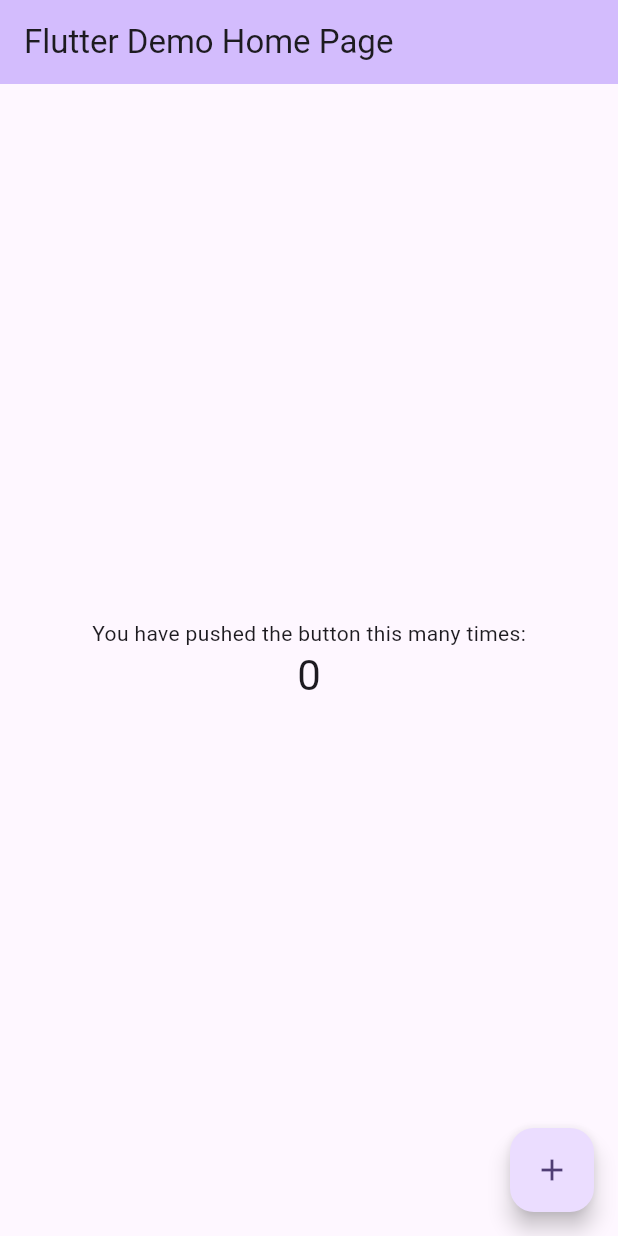
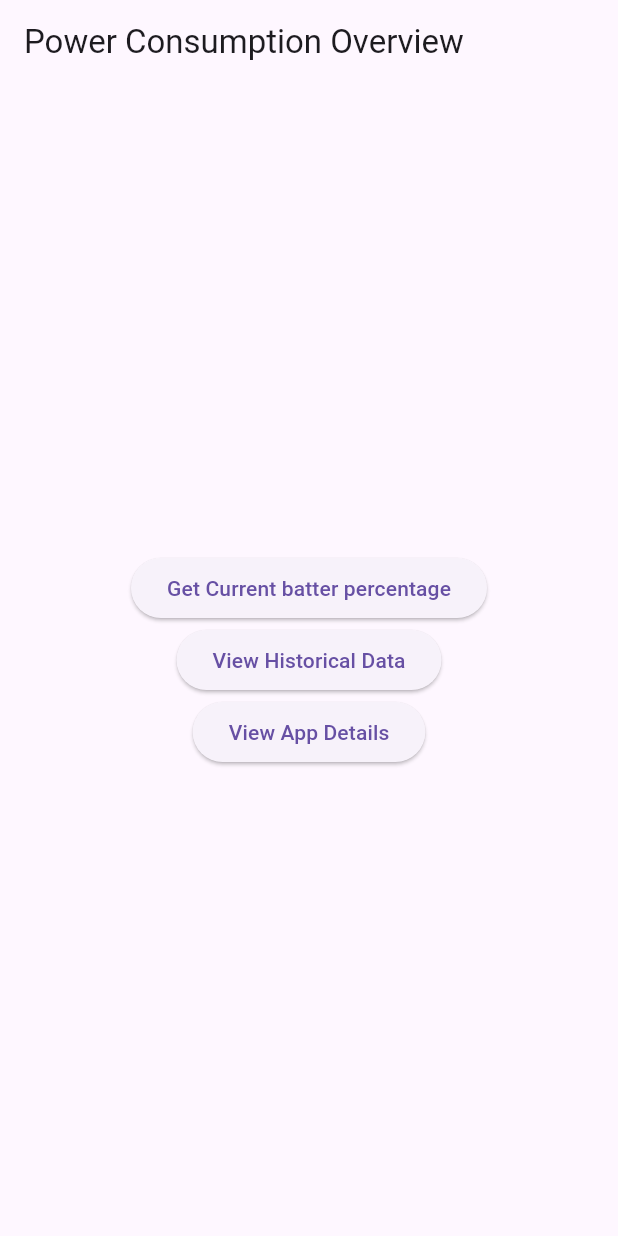
Before and after one commit to miguelito4111/batterytracker, a Flutter app: the screen it shows after launch, on a phone screen of 412 x 824 dp. Run offline on Flutter 3.47's test engine with Material 3 defaults, Android fonts, the phone set to English and light mode, and no system bars.

Commit message:
added main screen, app screen, historical data screen, settings for app usage in android, adjusted androidmanifest.xml
app screen, and historical screen are currently just templates for whoever wants to work on it, they can finish it up. MainActivity.kt contains the permissions for obtaining app usage, same for the AndroidManifest.xml

```diff
--- /dev/null
+++ b/lib/app_details_screen.dart
@@ -0,0 +1,13 @@
+import 'package:flutter/material.dart';
+
+class AppDetailsScreen extends StatelessWidget { //will display app name , and app icon(if possible) and will show their estimated battery usage
+  @override
+  Widget build(BuildContext context) {
+    return Scaffold(
+      appBar: AppBar(title: Text('App Details')),
+      body: Center(
+        child: Text('Details about app usage will be displayed here.'),
+      ),
+    );
+  }
+}
--- a/lib/main.dart
+++ b/lib/main.dart
@@ -1,125 +1,23 @@
 import 'package:flutter/material.dart';
+import 'main_screen.dart';
+import 'historical_data_screen.dart';
+import 'app_details_screen.dart';
 
 void main() {
-  runApp(const MyApp());
+  runApp(MyApp());
 }
 
 class MyApp extends StatelessWidget {
-  const MyApp({super.key});
-
-  // This widget is the root of your application.
   @override
-  Widget build(BuildContext context) {
+  Widget build(BuildContext context) { //navigation builder, chooses what screen the app will initialize on
     return MaterialApp(
-      title: 'Flutter Demo',
-      theme: ThemeData(
-        // This is the theme of your application.
-        //
-        // TRY THIS: Try running your application with "flutter run". You'll see
-        // the application has a purple toolbar. Then, without quitting the app,
-        // try changing the seedColor in the colorScheme below to Colors.green
-        // and then invoke "hot reload" (save your changes or press the "hot
-        // reload" button in a Flutter-supported IDE, or press "r" if you used
-        // the command line to start the app).
-        //
-        // Notice that the counter didn't reset back to zero; the application
-        // state is not lost during the reload. To reset the state, use hot
-        // restart instead.
-        //
-        // This works for code too, not just values: Most code changes can be
-        // tested with just a hot reload.
-        colorScheme: ColorScheme.fromSeed(seedColor: Colors.deepPurple),
-        useMaterial3: true,
-      ),
-      home: const MyHomePage(title: 'Flutter Demo Home Page'),
+      title: 'Power Monitor',
+      initialRoute: '/',
+      routes: {
+        '/': (context) => MainScreen(),
+        '/historical': (context) => HistoricalDataScreen(),
+        '/details': (context) => AppDetailsScreen(),
+      },
     );
   }
 }
-
-class MyHomePage extends StatefulWidget {
-  const MyHomePage({super.key, required this.title});
-
-  // This widget is the home page of your application. It is stateful, meaning
-  // that it has a State object (defined below) that contains fields that affect
-  // how it looks.
-
-  // This class is the configuration for the state. It holds the values (in this
-  // case the title) provided by the parent (in this case the App widget) and
-  // used by the build method of the State. Fields in a Widget subclass are
-  // always marked "final".
-
-  final String title;
-
-  @override
-  State<MyHomePage> createState() => _MyHomePageState();
-}
-
-class _MyHomePageState extends State<MyHomePage> {
-  int _counter = 0;
-
-  void _incrementCounter() {
-    setState(() {
-      // This call to setState tells the Flutter framework that something has
-      // changed in this State, which causes it to rerun the build method below
-      // so that the display can reflect the updated values. If we changed
-      // _counter without calling setState(), then the build method would not be
-      // called again, and so nothing would appear to happen.
-      _counter++;
-    });
-  }
-
-  @override
-  Widget build(BuildContext context) {
-    // This method is rerun every time setState is called, for instance as done
-    // by the _incrementCounter method above.
-    //
-    // The Flutter framework has been optimized to make rerunning build methods
-    // fast, so that you can just rebuild anything that needs updating rather
-    // than having to individually change instances of widgets.
-    return Scaffold(
-      appBar: AppBar(
-        // TRY THIS: Try changing the color here to a specific color (to
-        // Colors.amber, perhaps?) and trigger a hot reload to see the AppBar
-        // change color while the other colors stay the same.
-        backgroundColor: Theme.of(context).colorScheme.inversePrimary,
-        // Here we take the value from the MyHomePage object that was created by
-        // the App.build method, and use it to set our appbar title.
-        title: Text(widget.title),
-      ),
-      body: Center(
-        // Center is a layout widget. It takes a single child and positions it
-        // in the middle of the parent.
-        child: Column(
-          // Column is also a layout widget. It takes a list of children and
-          // arranges them vertically. By default, it sizes itself to fit its
-          // children horizontally, and tries to be as tall as its parent.
-          //
-          // Column has various properties to control how it sizes itself and
-          // how it positions its children. Here we use mainAxisAlignment to
-          // center the children vertically; the main axis here is the vertical
-          // axis because Columns are vertical (the cross axis would be
-          // horizontal).
-          //
-          // TRY THIS: Invoke "debug painting" (choose the "Toggle Debug Paint"
-          // action in the IDE, or press "p" in the console), to see the
-          // wireframe for each widget.
-          mainAxisAlignment: MainAxisAlignment.center,
-          children: <Widget>[
-            const Text(
-              'You have pushed the button this many times:',
-            ),
-            Text(
-              '$_counter',
-              style: Theme.of(context).textTheme.headlineMedium,
-            ),
-          ],
-        ),
-      ),
-      floatingActionButton: FloatingActionButton(
-        onPressed: _incrementCounter,
-        tooltip: 'Increment',
-        child: const Icon(Icons.add),
-      ), // This trailing comma makes auto-formatting nicer for build methods.
-    );
-  }
-}
--- /dev/null
+++ b/lib/main_screen.dart
@@ -0,0 +1,96 @@
+import 'package:flutter/material.dart';
+import 'package:flutter/services.dart';
+// Import the screens
+import 'historical_data_screen.dart';
+import 'app_details_screen.dart';
+
+class MainScreen extends StatefulWidget { //main screen with buttons that do as they are named
+  @override
+  _MainScreenState createState() => _MainScreenState();
+}
+
+class _MainScreenState extends State<MainScreen> {
+  static const platform = MethodChannel('com.example.powermonitor/channel');
+  //String _batteryUsage = 'Battery usage will be displayed here';
+
+  Future<void> _getBatteryUsage() async {
+  try {
+    final String result = await platform.invokeMethod('getBatteryUsage'); //actual method that calls current battery percentage
+    showDialog(
+      context: context,
+      builder: (BuildContext context) {
+        return AlertDialog(
+          title: Text('Battery Percentage'),
+          content: Text(result),
+          actions: <Widget>[
+            TextButton(
+              child: Text('OK'),
+              onPressed: () {
+                Navigator.of(context).pop(); // Close the pop up
+              },
+            ),
+          ],
+        );
+      },
+    );
+  } on PlatformException catch (e) {
+    showDialog(
+      context: context,
+      builder: (BuildContext context) {
+        return AlertDialog(
+          title: Text('Error'),
+          content: Text("Failed to get battery usage: '${e.message}'."),
+          actions: <Widget>[
+            TextButton(
+              child: Text('OK'),
+              onPressed: () {
+                Navigator.of(context).pop(); // Close the pop up
+              },
+            ),
+          ],
+        );
+      },
+    );
+  }
+}
+
+  @override
+  Widget build(BuildContext context) {
+    return Scaffold(
+      appBar: AppBar(
+        title: Text('Power Consumption Overview'),
+      ),
+      body: Center(
+        child: Column(
+          mainAxisSize: MainAxisSize.min,
+          children: <Widget>[
+            ElevatedButton(
+              onPressed: _getBatteryUsage,
+              child: Text('Get Current batter percentage'),
+            ),
+            ElevatedButton(
+              onPressed: () {
+                // Navigate to HistoricalDataScreen
+                Navigator.push(
+                  context,
+                  MaterialPageRoute(builder: (context) => HistoricalDataScreen()),
+                );
+              },
+              child: Text('View Historical Data'),
+            ),
+            ElevatedButton(
+              onPressed: () {
+                // Navigate to AppDetailsScreen
+                Navigator.push(
+                  context,
+                  MaterialPageRoute(builder: (context) => AppDetailsScreen()),
+                );
+              },
+              child: Text('View App Details'),
+            ),
+          ],
+        ),
+      ),
+    );
+  }
+}
```
Also changed, not shown: lib/historical_data_screen.dart (added, +20 -0 lines), pubspec.lock, 3 other files.
